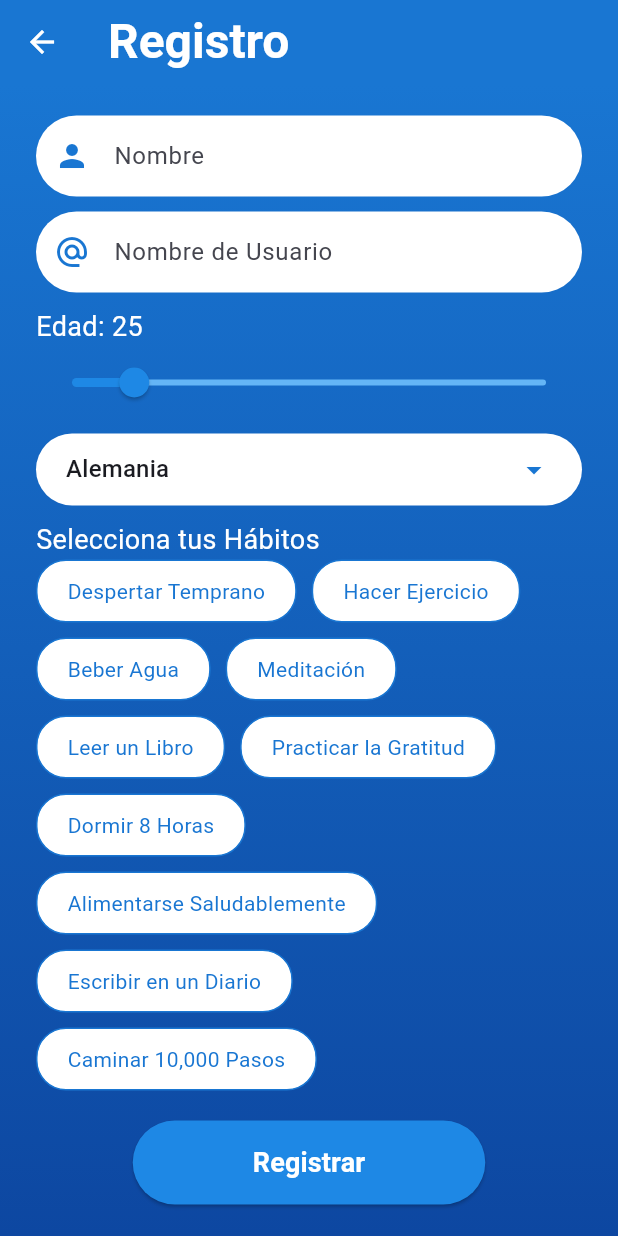
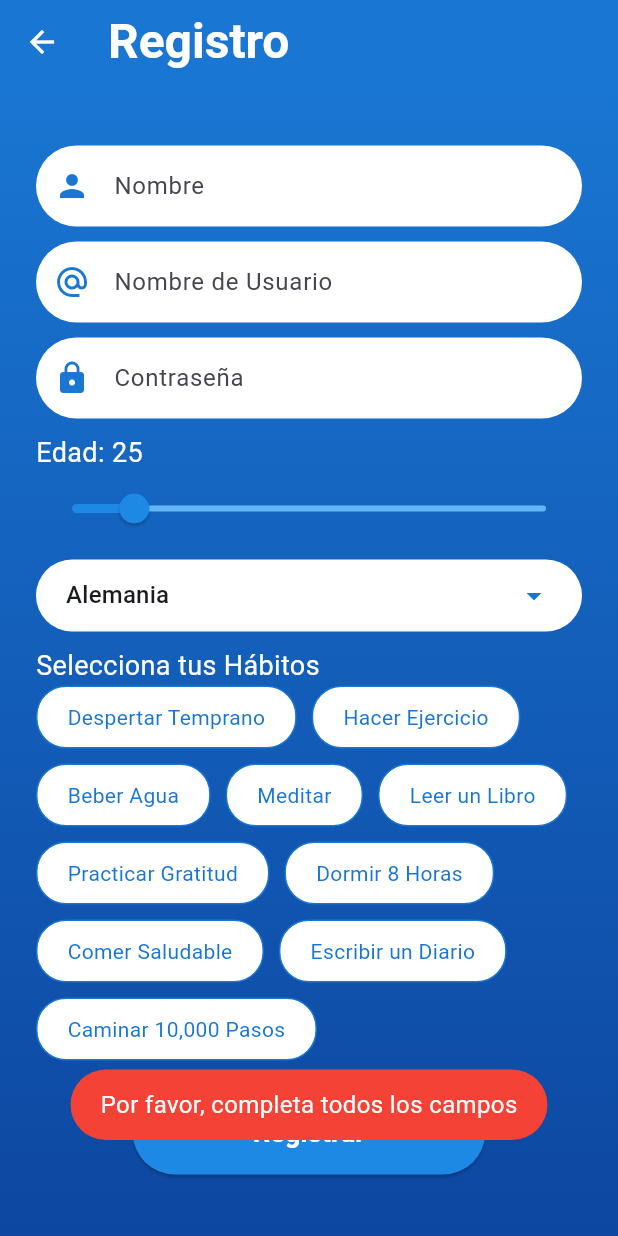
Before and after one commit to SotoWorld17/habit_tracker, a Flutter app: the RegisterScreen screen opened by its route, after a tap on "Registrar", on a phone screen of 412 x 824 dp. Run offline on Flutter 3.47's test engine with Material 3 defaults, Android fonts, the phone set to English and light mode, and no system bars; our stand-ins replace fluttertoast, shared_preferences; accounts and stored records are empty.

Commit message:
home screen

```diff
--- a/habit_tracker/lib/UI/login.dart
+++ b/habit_tracker/lib/UI/login.dart
@@ -69,7 +69,7 @@ class _LoginPageState extends State<LoginPage> {
         savedPassword == passwordController.text.trim()) {
       // Login exitoso
       _showSuccessDialog('¡Inicio de sesión exitoso!');
-      Navigator.pushReplacementNamed(context, '/home');
+      Navigator.pushReplacementNamed(context, '/habit-tracker');
     } else {
       _showErrorDialog('Correo electrónico o contraseña incorrectos');
     }
--- a/habit_tracker/lib/main.dart
+++ b/habit_tracker/lib/main.dart
@@ -3,6 +3,7 @@ import 'UI/sign_up.dart';
 import 'UI/login.dart';
 import 'login_screen.dart';
 import 'register_screen.dart';
+import 'habit_tracker_screen.dart';
 
 void main() {
   runApp(const MyApp());
@@ -27,6 +28,7 @@ class MyApp extends StatelessWidget {
         '/login-screen': (context) => const LoginScreen(),
         '/register-screen': (context) => const RegisterScreen(),
         '/home': (context) => const MyHomePage(title: 'Habit Tracker'),
+        '/habit-tracker': (context) => const HabitTrackerScreen(username: 'Usuario'),
       },
     );
   }
--- a/habit_tracker/lib/register_screen.dart
+++ b/habit_tracker/lib/register_screen.dart
@@ -1,4 +1,6 @@
 import 'package:flutter/material.dart';
+import 'package:fluttertoast/fluttertoast.dart';
+import 'habit_tracker_screen.dart';
 import 'login_screen.dart';
 
 class RegisterScreen extends StatefulWidget {
@@ -11,6 +13,7 @@ class RegisterScreen extends StatefulWidget {
 class _RegisterScreenState extends State<RegisterScreen> {
   final _nameController = TextEditingController();
   final _usernameController = TextEditingController();
+  final _passwordController = TextEditingController();
   double _age = 25; // Edad predeterminada establecida en 25
   String _country = 'Estados Unidos';
   List<String> _countries = [];
@@ -19,12 +22,12 @@ class _RegisterScreenState extends State<RegisterScreen> {
     'Despertar Temprano',
     'Hacer Ejercicio',
     'Beber Agua',
-    'Meditación',
+    'Meditar',
     'Leer un Libro',
-    'Practicar la Gratitud',
+    'Practicar Gratitud',
     'Dormir 8 Horas',
-    'Alimentarse Saludablemente',
-    'Escribir en un Diario',
+    'Comer Saludable',
+    'Escribir un Diario',
     'Caminar 10,000 Pasos'
   ];
 
@@ -37,6 +40,7 @@ class _RegisterScreenState extends State<RegisterScreen> {
   Future<void> _fetchCountries() async {
     List<String> subsetCountries = [
       'Estados Unidos',
+      'España',
       'Canadá',
       'Reino Unido',
       'Australia',
@@ -55,9 +59,38 @@ class _RegisterScreenState extends State<RegisterScreen> {
     });
   }
 
+  void _showToast(String message) {
+    Fluttertoast.showToast(
+      msg: message,
+      toastLength: Toast.LENGTH_SHORT,
+      gravity: ToastGravity.BOTTOM,
+      backgroundColor: Colors.red,
+      textColor: Colors.white,
+      fontSize: 16.0,
+    );
+  }
+
   void _register() async {
-    // lógica de registro por ahora
-    print("lógica de registro aquí");
+    final name = _nameController.text;
+    final username = _usernameController.text;
+    final password = _passwordController.text;
+
+    if (username.isEmpty || name.isEmpty || password.isEmpty) {
+      _showToast('Por favor, completa todos los campos');
+      return;
+    }
+
+    if (password.length < 6) {
+      _showToast('La contraseña debe tener al menos 6 caracteres');
+      return;
+    }
+
+    Navigator.pushReplacement(
+      context,
+      MaterialPageRoute(
+        builder: (context) => HabitTrackerScreen(username: username),
+      ),
+    );
   }
 
   @override
@@ -103,6 +136,8 @@ class _RegisterScreenState extends State<RegisterScreen> {
                 _buildInputField(
                     _usernameController, 'Nombre de Usuario', Icons.alternate_email),
                 const SizedBox(height: 10),
+                _buildPasswordField(),
+                const SizedBox(height: 10),
                 Text('Edad: ${_age.round()}',
                     style: const TextStyle(color: Colors.white, fontSize: 18)),
                 Slider(
@@ -129,7 +164,15 @@ class _RegisterScreenState extends State<RegisterScreen> {
                   children: availableHabits.map((habit) {
                     final isSelected = selectedHabits.contains(habit);
                     return GestureDetector(
-                      onTap: () => null,
+                      onTap: () {
+                        setState(() {
+                          if (isSelected) {
+                            selectedHabits.remove(habit);
+                          } else {
+                            selectedHabits.add(habit);
+                          }
+                        });
+                      },
                       child: Container(
                         padding: const EdgeInsets.symmetric(
                             horizontal: 20, vertical: 10),
@@ -201,6 +244,26 @@ class _RegisterScreenState extends State<RegisterScreen> {
     );
   }
 
+  Widget _buildPasswordField() {
+    return Container(
+      decoration: BoxDecoration(
+        color: Colors.white,
+        borderRadius: BorderRadius.circular(30),
+      ),
+      child: TextField(
+        controller: _passwordController,
+        obscureText: true,
+        decoration: InputDecoration(
+          prefixIcon: Icon(Icons.lock, color: Colors.blue.shade700),
+          hintText: 'Contraseña',
+          border: InputBorder.none,
+          contentPadding:
+              const EdgeInsets.symmetric(horizontal: 20, vertical: 15),
+        ),
+      ),
+    );
+  }
+
   Widget _buildCountryDropdown() {
     return Container(
       padding: const EdgeInsets.symmetric(horizontal: 20),
--- a/habit_tracker/pubspec.yaml
+++ b/habit_tracker/pubspec.yaml
@@ -35,6 +35,7 @@ dependencies:
   # Use with the CupertinoIcons class for iOS style icons.
   cupertino_icons: ^1.0.8
   shared_preferences: ^2.2.2
+  fluttertoast: ^8.2.8
 
 dev_dependencies:
   flutter_test:
```
Also changed, not shown: habit_tracker/lib/habit_tracker_screen.dart (added, +214 -0 lines), habit_tracker/lib/login_screen.dart (+18 -2 lines), habit_tracker/pubspec.lock.
